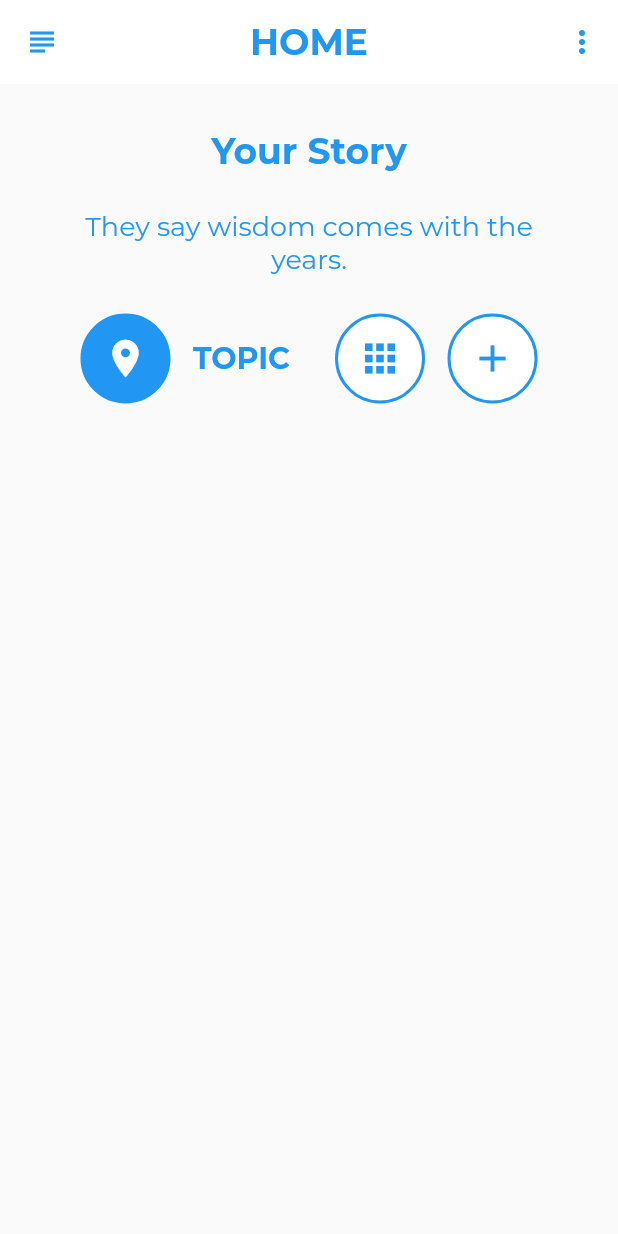
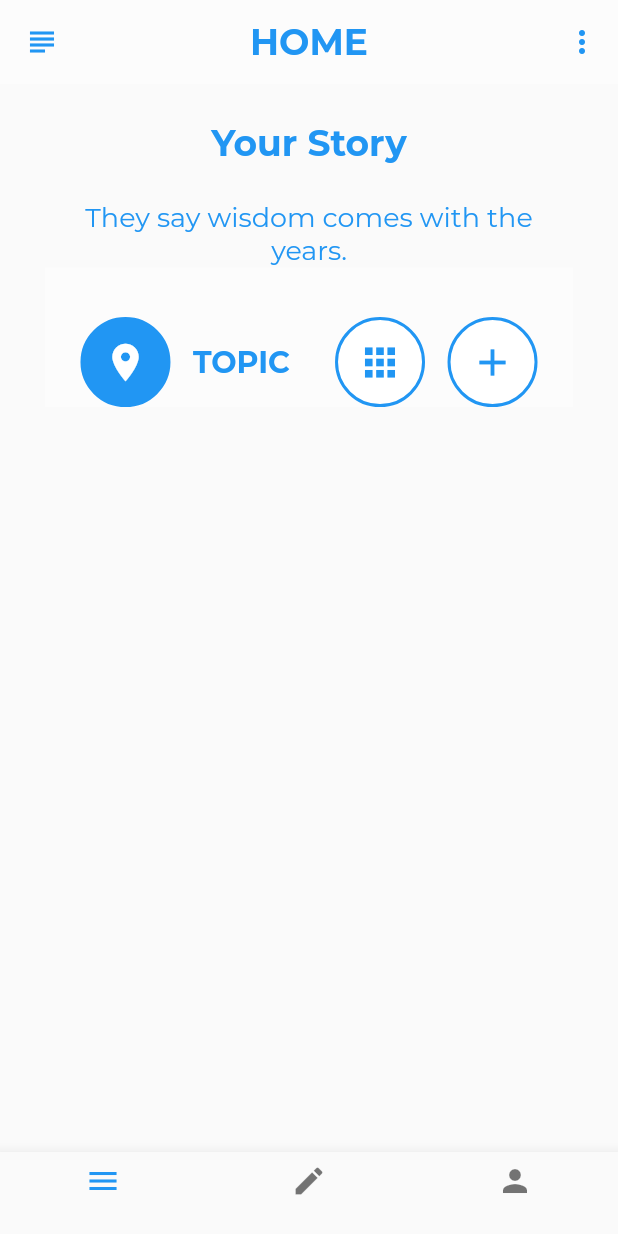
Before and after one commit to gluix20/legacy, a Flutter app: the Register2Page screen opened directly, after a tap on "CONTINUE", on a phone screen of 412 x 824 dp. Run offline on Flutter 3.47's test engine with Material 2 defaults, Android fonts, the phone set to English and light mode, and no system bars; missing offline and left inert: validate; network calls fail; project files that could hold a hidden picture were left out.

Commit message:
New wireframe, screen size parametrized, bottom bar.

```diff
--- a/lib/bottom.dart
+++ b/lib/bottom.dart
@@ -171,6 +171,7 @@ class _BottomNavigationDemoState extends State<BottomNavigationDemo>
 
   @override
   Widget build(BuildContext context) {
+
     final BottomNavigationBar botNavBar = new BottomNavigationBar(
       items: _navigationViews
           .map((NavigationIconView navigationView) => navigationView.item)
--- a/lib/login.dart
+++ b/lib/login.dart
@@ -7,6 +7,7 @@ import 'weed.dart';
 import 'tree.dart';
 import 'weather.dart';
 import 'application.dart';
+import 'ball.dart';
 
 
 class LoginPage extends StatefulWidget {
@@ -138,7 +139,7 @@ class LoginPageState extends State<LoginPage> {
                       onPressed: () {
                         Navigator.push(context,
                           new MaterialPageRoute(
-                              builder: (context) => new MyApp()),
+                              builder: (context) => new BallPage()),
                         );
                       },
                       borderSide: new BorderSide(width: 3.0),
--- a/lib/main.dart
+++ b/lib/main.dart
@@ -73,10 +73,10 @@ class _MyAppState extends State<MyApp> {
       /// To remove the banner uncomment this:
       /// debugShowCheckedModeBanner: false,
       ///
-      home: new LoginPage(),
+      //home: new LoginPage(),
       //home: new StoriesPage(),
       //home: new IntroPage(),
-      //home: new SplashPage()
+      home: new SplashPage()
     );
   }
 }
--- a/lib/register.dart
+++ b/lib/register.dart
@@ -125,8 +125,7 @@ class RegisterPageState extends State<RegisterPage> {
               height: screenSize.height * 0.30,
               width: screenSize.width * 1.0,
             ),
-            child:
-          new Column(
+            child: new Column(
               mainAxisAlignment: MainAxisAlignment.spaceEvenly,
               children: <Widget>[
 
@@ -193,7 +192,6 @@ class RegisterPageState extends State<RegisterPage> {
                     ),
                   ),
                 ),
-
               ],
             ),
           ),
--- a/lib/register2.dart
+++ b/lib/register2.dart
@@ -19,42 +19,56 @@ class Register2PageState extends State<Register2Page> {
   @override
   Widget build(BuildContext context) {
     final Size screenSize = MediaQuery.of(context).size;
-    //print(context.widget);
+    final double topPadding = screenSize.height * 0.05;
+    final double bottomPadding = screenSize.height * 0.05;
+    final double leftPadding = screenSize.width * 0.05;
+    final double rightPadding = screenSize.width * 0.05;
 
     return new Scaffold(
       key: _scaffoldKey,
-      body: SingleChildScrollView(
+      body: new Column(
+        children: <Widget>[
+          new Container(
+          constraints: new BoxConstraints.expand(
+            height: screenSize.height * 0.27,
+              width: screenSize.width * 1.0,
+            ),
+          padding: new EdgeInsets.only(bottom: screenSize.height * 0.03, left: 40.0, right: 40.0),
+
           child: new Column(children: <Widget>[
+              new MyTitle(
+                title: T(context, t: 'Welcome John'),
+                subtitle: T(context, k: 'wisdom_lbl1'),),
+            ],)
+          ),
+
 
           new Container(
+            constraints: new BoxConstraints.expand(
+              height: screenSize.height * 0.73,
+              width: screenSize.width * 1.0,
+            ),
+
           /// It lets the input fields not to be at the edge of the screen.
-            padding: new EdgeInsets.only(left: 40.0, right: 40.0),
+          padding: new EdgeInsets.only(bottom: bottomPadding, left: 40.0, right: 40.0),
           child: new Form(
             key: this._formKey,
-              child: new Column(children: <Widget>[
-                new MyTitle(title: T(context, t: 'Welcome John'),
-                  subtitle: T(context, k: 'wisdom_lbl1'),),
+            child: new Column(
+              mainAxisAlignment: MainAxisAlignment.spaceBetween,
+              children: <Widget>[
 
                 new TextContainer(T(context, k: 'tellus_lbl1'),
                   fontSize: 18.0, fontW: FontWeight.w700, color: Colors.blue,),
 
-                new Padding(padding: EdgeInsets.only(top: 25.0)),
-
                 new MyInput(label: 'Date of Birth', hint: '07/06/1987', menu: true),
-
-                new Padding(padding: EdgeInsets.only(top: 25.0)),
 
                 new MyInput(label: 'Country/Region', hint: 'United States', menu: true),
 
-                new Padding(padding: EdgeInsets.only(top: 25.0)),
-
                 new MyInput(label: 'State', hint: 'California', menu: true),
-
-                new Padding(padding: EdgeInsets.only(top: 25.0)),
 
                 new MyInput(label: 'City', hint: 'Roseville', menu: true),
 
-                new Padding(padding: EdgeInsets.only(top: 25.0)),
+                new Padding(padding: EdgeInsets.only(top: screenSize.height * 0.01)),
 
                 new Container(
                   width: screenSize.width, height: 50.0,
@@ -68,7 +82,6 @@ class Register2PageState extends State<Register2Page> {
                         new MaterialPageRoute(
                             builder: (context) => new StoriesPage()),
                       );
-
                     },
                     shape: new RoundedRectangleBorder(
                         borderRadius: new BorderRadius.circular(30.0)),
@@ -77,15 +90,12 @@ class Register2PageState extends State<Register2Page> {
                     disabledColor: Colors.white,
 
                   ),
-                  //margin: new EdgeInsets.only(top: 20.0, bottom: 0.0),
                 ),
-
             ],),
           )
         ),
       ],
       )
-      )
     );
     //Translations.of(context).locale.languageCode,
   }
--- a/lib/stories.dart
+++ b/lib/stories.dart
@@ -2,6 +2,7 @@ import 'package:flutter/material.dart';
 
 import 'translations.dart';
 import 'weed.dart';
+import 'application.dart';
 
 
 class StoriesPage extends StatefulWidget {
@@ -16,28 +17,39 @@ class StoriesPageState extends State<StoriesPage> {
   @override
   Widget build(BuildContext context) {
     final Size screenSize = MediaQuery.of(context).size;
-    //print(context.widget);
+
+    final BottomNavigationBar botNavBar = new BottomNavigationBar(
+      items: [
+        new BottomNavigationBarItem(icon: new Icon(Icons.menu), title: new Text('')),
+        new BottomNavigationBarItem(icon: new Icon(Icons.edit), title: new Text('')),
+        new BottomNavigationBarItem(icon: new Icon(Icons.person), title: new Text(''))
+      ],
+    );
 
     return new Scaffold(
         key: _scaffoldKey,
         drawer: new Drawer(),
         appBar: new MyAppBar(T(context, t: 'HOME'), scaffoldKey: _scaffoldKey,
-        backgroundColor: Colors.white, textColor: Colors.blue,),
+          backgroundColor: Colors.white30, textColor: Colors.blue,),
+        bottomNavigationBar: botNavBar,
         body: new ListView(
+
           padding: new EdgeInsets.only(left: 30.0, right: 30.0),
           children: <Widget>[
           new MyTitle(title: T(context, t: 'Your Story'),
             subtitle: T(context, k: 'wisdom_lbl1'), appbar: true),
 
           new Container(
+            padding: new EdgeInsets.only(top: screenSize.height * 0.04),
+            decoration: new BoxDecoration(
+              color: Colors.white30,
 
+            ),
             child: new Row(
               //mainAxisAlignment: MainAxisAlignment.spaceEvenly,
               mainAxisAlignment: MainAxisAlignment.center,
               children: <Widget>[
-                new GestureDetector(
-                  onTap: () { null; },
-                  child: new Row(
+                new Row(
                     children: <Widget>[
                       new Circle(color: Colors.blue,
                         icon: new Icon(Icons.place, size: 30.0, color: Colors.white),),
@@ -57,21 +69,61 @@ class StoriesPageState extends State<StoriesPage> {
                       new Circle(color: Colors.white,
                         icon: new Icon(Icons.add, size: 30.0, color: Colors.blue),),
                     ],
-                  )
-                )
+                  ),
+/*
+                new Container(
+                  child: new FutureBuilder<List<Question>>(
+                    future: fetchQuestions(widget.choice.title.toLowerCase()),
+                    builder: (context, snapshot) {
+                      //print(snapshot.data[0].category);
+                      if (snapshot.hasData) {
+                        final List<ListTile> lt = new List<ListTile>();
+
+                        for(var q in snapshot.data) {
+                          if(!q.isSkipped()) { lt.add( new ListTile(
+                            title: new Text('${q.id} ${q.text}'),
+                            leading: q.isAnswered()? new Icon(Icons.check_box) : new Icon(Icons.check_box_outline_blank),
+                            onTap: () {
+                              Navigator.push(
+                                context,
+                                new MaterialPageRoute(builder: (context) => new StoryPage(hint: q.text)),
+                              );
+                            },
+                            trailing: new IconButton(
+                              icon: new Icon(Icons.thumb_down),
+                              onPressed: () {
+                                print('Question ${q.id} Skipped');
+                              },
+                            ),
+                          )
+                          );
+                          }
+                        }
+                        return new ListView(
+                          /// Receives a list of tiles constructed above in the future builder.
+                          ///
+                            children: lt
+                        );
+                        //return new Text(snapshot.data.name+' '+snapshot.data.lastName);
 
 
+                      } else if (snapshot.hasError) {
+
+
+                        return new Text("${snapshot.error}");
+                      }
+
+                      // By default, show a loading spinner
+                      return new Center(child: new CircularProgressIndicator());
+                    },
+                  ),
+                ),
+                */
                 ],
-
             ),
           ),
-
-
-
         ],),
-
     );
-    //Translations.of(context).locale.languageCode,
   }
 }
 
@@ -82,7 +134,9 @@ class Circle extends StatelessWidget {
 
   @override
   Widget build(BuildContext context) {
-    return new Container(
+    return new GestureDetector(
+        onTap: () { null; },
+    child: new Container(
 
       width: 60.0,
       height: 60.0,
@@ -95,6 +149,16 @@ class Circle extends StatelessWidget {
         ),
       ),
       child: new Center( child: icon ),
+    )
     );
   }
 }
+
+class Choice {
+  const Choice({this.title, this.icon, this.level, this.hPosition});
+
+  final String title;
+  final IconData icon;
+  final int level;
+  final int hPosition;
+}
--- a/lib/topic.dart
+++ b/lib/topic.dart
@@ -39,6 +39,7 @@ class _TopicPageState extends State<TopicPage> {
             //print(snapshot.data[0].category);
             if (snapshot.hasData) {
               final List<ListTile> lt = new List<ListTile>();
+
               for(var q in snapshot.data) {
                 if(!q.isSkipped()) { lt.add( new ListTile(
                   title: new Text('${q.id} ${q.text}'),
--- a/lib/tree.dart
+++ b/lib/tree.dart
@@ -87,6 +87,7 @@ const List<Choice> choices = const <Choice>[
       title: 'Languages', icon: Icons.translate, level: 6, hPosition: 2),
 ];
 
+
 class CircleCard extends StatelessWidget {
   CircleCard({Key key, this.choice});
 
--- a/lib/weed.dart
+++ b/lib/weed.dart
@@ -160,23 +160,32 @@ class MyTitle extends StatelessWidget {
   final String subtitle;
   final bool appbar;
   final Color color;
+  final double topPadding;
+  final double betweenPadding;
 
-  MyTitle({Key key, this.title, this.subtitle, this.appbar, this.color,}): super(key: key);
+  MyTitle({Key key, this.title, this.subtitle, this.appbar, this.color}):
+        super(key: key);
 
   @override
   Widget build(BuildContext context) {
+    /// If there is no appbar the top padding for the title will be 10% of the screen.
+    /// If there is, 3%. The between title and subtitle padding will be a 3% of the screen.
+    ///
+    final Size screenSize = MediaQuery.of(context).size;
+    final topPadding = (appbar == null || !appbar) ? screenSize.height * 0.10 : screenSize.height * 0.03;
+    final betweenPadding = screenSize.height * 0.03;
+
+    //print('${screenSize.height * 0.10} : ${screenSize.height * 0.25} : $topPadding');
     return new Column(children: <Widget>[
-      new Padding(padding: EdgeInsets.only(top: (appbar == null || !appbar) ? 80.0 : 30.0)),
+      new Padding(padding: EdgeInsets.only(top: topPadding,)),
 
       new TextContainer(title, fontSize: 24.0,
           fontW: FontWeight.w700, color: Colors.blue),
 
-      new Padding(padding: EdgeInsets.only(top: 25.0)),
+      new Padding(padding: EdgeInsets.only(top: betweenPadding)),
 
       new TextContainer(subtitle, fontSize: 18.0,
           color: Colors.blue),
-
-      new Padding(padding: EdgeInsets.only(top: 25.0)),
       ],
     );
   }
```
Also changed, not shown: db.json (+15 -1 lines), lib/ball.dart (+83 -82 lines), lib/bar.dart (+10 -4 lines), 1 other file. Lines whose indentation alone changed are shown as unchanged.
